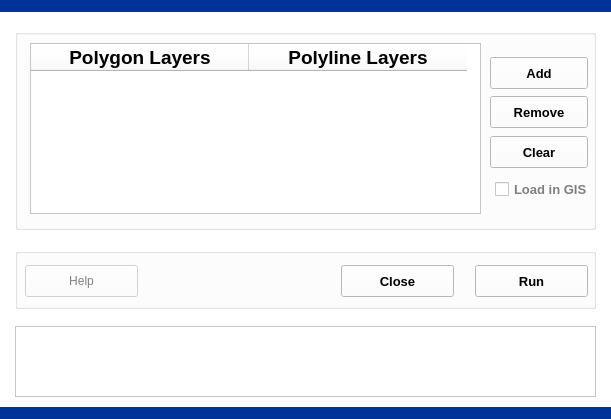
Before: the Qt Designer form 3VectorProcessing/2PolygonToPolylines/polygontopolylines.ui in leonard-psu/PIHMgis, drawn with Qt 5.
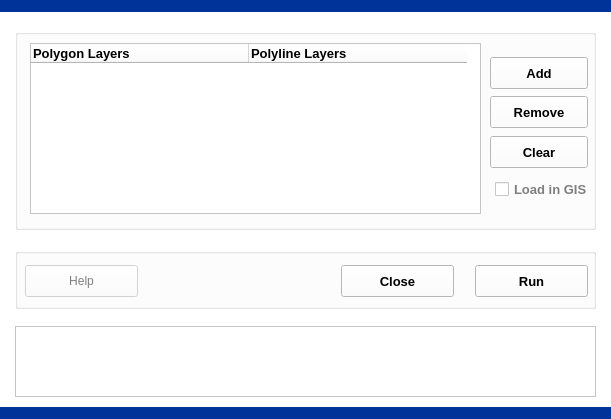
After: the same form once the commit is applied.

```diff
--- a/3VectorProcessing/2PolygonToPolylines/polygontopolylines.ui
+++ b/3VectorProcessing/2PolygonToPolylines/polygontopolylines.ui
@@ -1390,7 +1390,8 @@
     </property>
     <property name="font">
      <font>
-      <pointsize>14</pointsize>
+      <family>Arial</family>
+      <pointsize>10</pointsize>
       <weight>75</weight>
       <bold>true</bold>
      </font>
@@ -1440,14 +1441,15 @@
      </property>
      <property name="font">
       <font>
-       <pointsize>14</pointsize>
+       <family>Arial</family>
+       <pointsize>10</pointsize>
        <weight>75</weight>
        <italic>false</italic>
        <bold>true</bold>
       </font>
      </property>
      <property name="textAlignment">
-      <set>AlignCenter</set>
+      <set>AlignLeading|AlignVCenter</set>
      </property>
     </column>
     <column>
@@ -1456,13 +1458,14 @@
      </property>
      <property name="font">
       <font>
-       <pointsize>14</pointsize>
+       <family>Arial</family>
+       <pointsize>10</pointsize>
        <weight>75</weight>
        <bold>true</bold>
       </font>
      </property>
      <property name="textAlignment">
-      <set>AlignCenter</set>
+      <set>AlignLeading|AlignVCenter</set>
      </property>
     </column>
    </widget>
```
